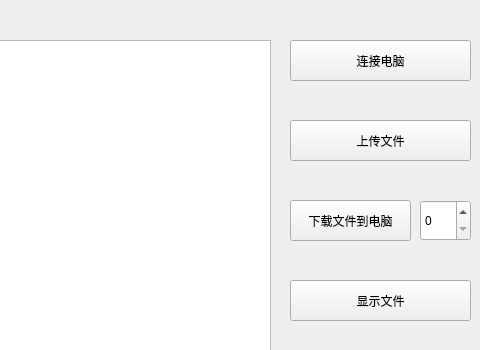
The window that Blockchain Beta v1.06 CN Source Code/mainwindow.ui (getDolla/blockchain) describes before a commit, drawn with Qt 5; both pictures show x 160 to 640 and y 0 to 350 of the 640 by 450 pixel window.
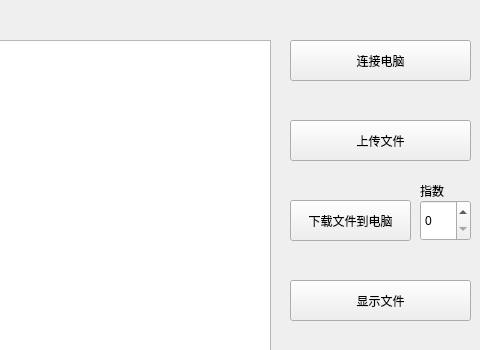
The same window after the commit.

The edit to the form file:
```diff
--- a/Blockchain Beta v1.06 CN Source Code/mainwindow.ui
+++ b/Blockchain Beta v1.06 CN Source Code/mainwindow.ui
@@ -203,6 +203,24 @@
      <string>区块链长度</string>
     </property>
    </widget>
+   <widget class="QLabel" name="indexLabel">
+    <property name="geometry">
+     <rect>
+      <x>580</x>
+      <y>180</y>
+      <width>31</width>
+      <height>21</height>
+     </rect>
+    </property>
+    <property name="font">
+     <font>
+      <pointsize>9</pointsize>
+     </font>
+    </property>
+    <property name="text">
+     <string>指数</string>
+    </property>
+   </widget>
   </widget>
  </widget>
  <layoutdefault spacing="6" margin="11"/>
```
